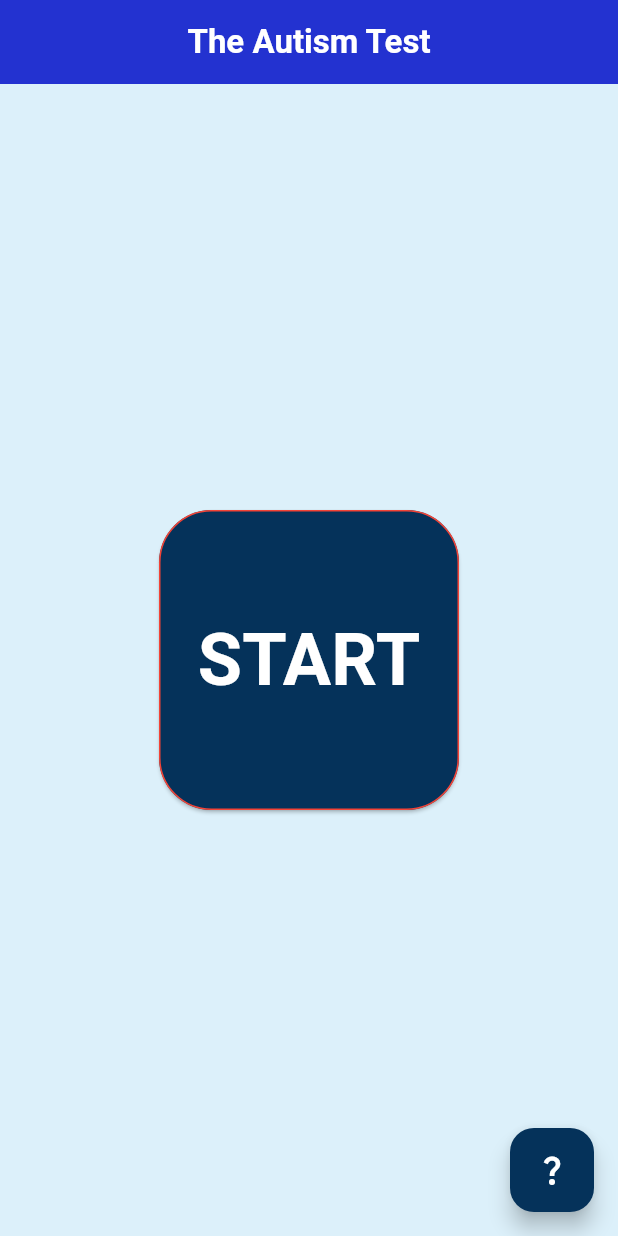
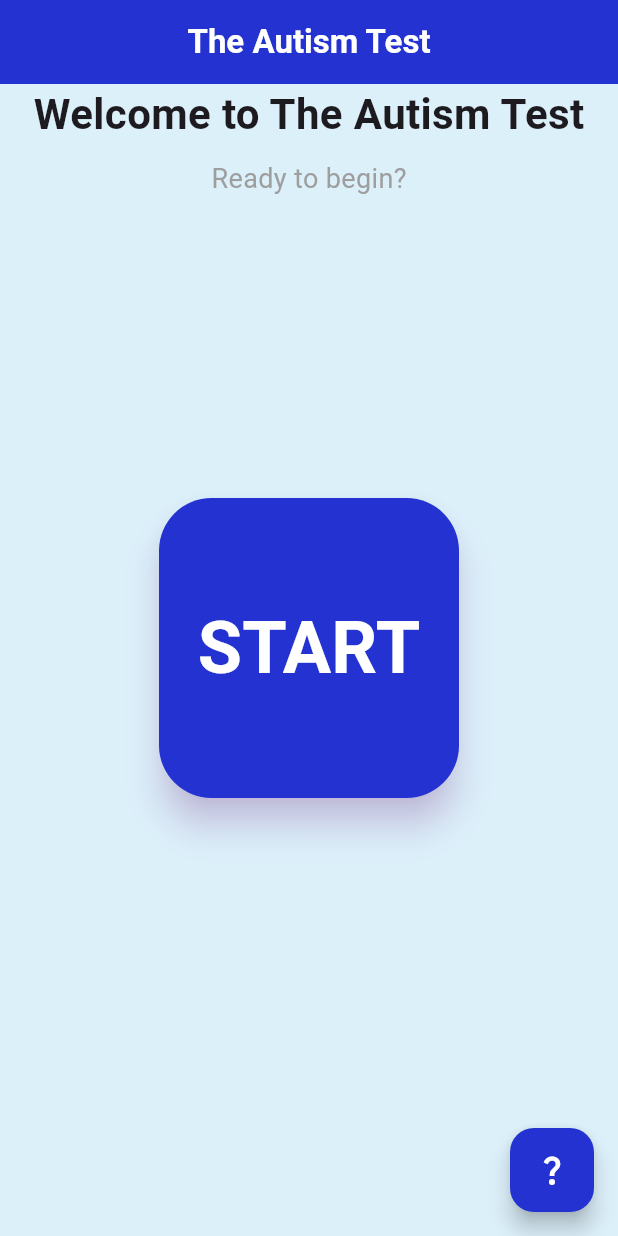
Before and after one commit to kevin200555/autism_ai_test, a Flutter app: the screen it shows after launch, on a phone screen of 412 x 824 dp. Run offline on Flutter 3.47's test engine with Material 3 defaults, Android fonts, the phone set to English and light mode, and no system bars; our stand-ins replace camera, video_player.

Commit message:
Tried to make my home screen look better

```diff
--- a/lib/screens/home_screen.dart
+++ b/lib/screens/home_screen.dart
@@ -23,15 +23,27 @@ class HomeScreen extends StatelessWidget {
       'What is your favorite color?',
       'How are you doing today?',
       'Really Really Really Really Really Really Really Really Really Really'
-      'Really Really Really Really Really Really Really Really Really Really'
-      'Really Really Really Really Really Really Really Really Really Really'
-      'Really Really Really Really Really Really Really Really Really Really'
-      'Really Really Really Really Really Really Really Really long question?',
+          'Really Really Really Really Really Really Really Really Really Really'
+          'Really Really Really Really Really Really Really Really Really Really'
+          'Really Really Really Really Really Really Really Really Really Really'
+          'Really Really Really Really Really Really Really Really long question?',
     ];
     var multipleChoice = [
       ['How are you?', 'good', 'ok', 'bad'],
       ['Chicken or Beef?', 'chicken', 'beef'],
-      ['What is your favorite color','Red','Orange','Yellow','Green','Blue','Purple','Black','White','Brown','Grey']
+      [
+        'What is your favorite color',
+        'Red',
+        'Orange',
+        'Yellow',
+        'Green',
+        'Blue',
+        'Purple',
+        'Black',
+        'White',
+        'Brown',
+        'Grey',
+      ],
     ];
 
     return Scaffold(
@@ -54,6 +66,16 @@ class HomeScreen extends StatelessWidget {
           mainAxisAlignment: MainAxisAlignment.center,
           crossAxisAlignment: CrossAxisAlignment.center,
           children: [
+            Text(
+              'Welcome to The Autism Test',
+              style: TextStyle(fontSize: 28, fontWeight: FontWeight.w600),
+            ),
+            SizedBox(height: 10),
+            Text(
+              'Ready to begin?',
+              style: TextStyle(fontSize: 18, color: Colors.grey),
+            ),
+            const SizedBox(height:200),
             //The Start button, starts the test
             SizedBox(
               width: 200,
@@ -75,10 +97,10 @@ class HomeScreen extends StatelessWidget {
                 style: ElevatedButton.styleFrom(
                   shape: RoundedRectangleBorder(
                     borderRadius: BorderRadius.circular(35),
-                    side: BorderSide(color: Colors.red),
                   ),
-                  padding: const EdgeInsets.all(20), // space inside the button
-                  backgroundColor: ColorTheme.primary,
+                  elevation: 10,
+                  backgroundColor: ColorTheme.accent,
+                  shadowColor: const Color.fromARGB(105, 155, 39, 176),
                 ),
                 child: Text(
                   'START',
@@ -90,6 +112,8 @@ class HomeScreen extends StatelessWidget {
                 ),
               ),
             ),
+            const SizedBox(height:300),
+
           ],
         ),
       ),
@@ -101,7 +125,7 @@ class HomeScreen extends StatelessWidget {
             MaterialPageRoute(builder: (context) => HelpScreen()),
           );
         },
-        backgroundColor: ColorTheme.primary,
+        backgroundColor: ColorTheme.accent,
         foregroundColor: ColorTheme.textColor,
         child: const Icon(Icons.question_mark),
       ),
```
